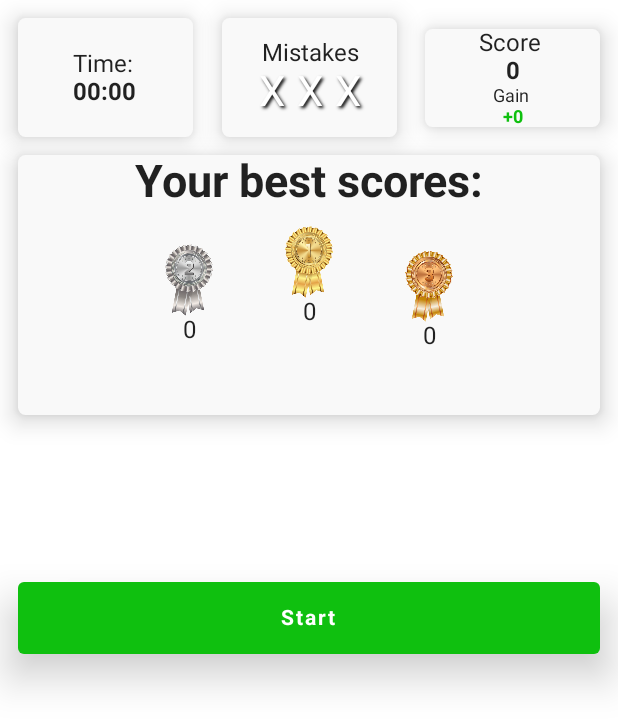
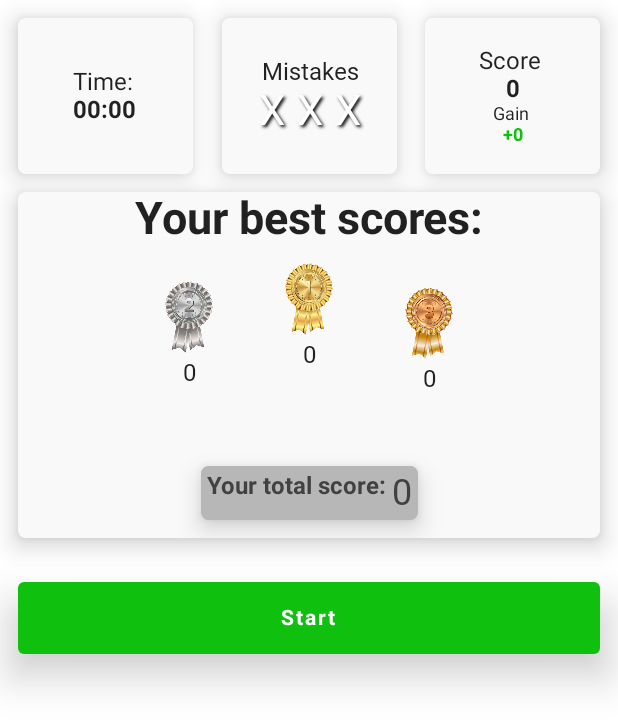
Before and after one commit to altaysoprano/TypingPracticeGame, an Android app built with Jetpack Compose: the screen it shows after launch (MainActivity), on a phone screen of 412 x 824 dp. Shown: the top 727 px of the screen. Run offline under Robolectric (Android 15) with nearby library versions, the phone set to English and light mode, and no system bars; our stand-ins replace Dagger/Hilt's generated code, Room's generated code; Roboto replaces fonts that are not available here.

Commit message:
total score added

```diff
--- a/app/src/main/java/com/example/typingpractice/MainScreen.kt
+++ b/app/src/main/java/com/example/typingpractice/MainScreen.kt
@@ -2,15 +2,12 @@ package com.example.typingpractice
 
 import android.util.Log
 import androidx.compose.foundation.background
-import androidx.compose.foundation.border
 import androidx.compose.foundation.layout.*
-import androidx.compose.foundation.shape.RoundedCornerShape
 import androidx.compose.foundation.text.KeyboardActions
 import androidx.compose.foundation.text.KeyboardOptions
 import androidx.compose.material.*
 import androidx.compose.material.OutlinedTextField
 import androidx.compose.runtime.*
-import androidx.compose.ui.Alignment
 import androidx.compose.ui.Alignment.Companion.Center
 import androidx.compose.ui.Alignment.Companion.CenterEnd
 import androidx.compose.ui.Alignment.Companion.CenterHorizontally
@@ -20,16 +17,12 @@ import androidx.compose.ui.ExperimentalComposeUiApi
 import androidx.compose.ui.Modifier
 import androidx.compose.ui.draw.alpha
 import androidx.compose.ui.focus.focusRequester
-import androidx.compose.ui.geometry.Offset
 import androidx.compose.ui.graphics.Color
-import androidx.compose.ui.graphics.Shadow
 import androidx.compose.ui.platform.LocalSoftwareKeyboardController
 import androidx.compose.ui.res.painterResource
-import androidx.compose.ui.text.TextStyle
 import androidx.compose.ui.text.font.FontWeight
 import androidx.compose.ui.text.input.ImeAction
 import androidx.compose.ui.unit.dp
-import androidx.compose.ui.unit.sp
 import androidx.hilt.navigation.compose.hiltViewModel
 import com.example.typingpractice.ui.*
 import kotlin.time.ExperimentalTime
@@ -42,7 +35,7 @@ fun MainScreen(
 ) {
     val number = viewModel.score.value
     val extraPoints = viewModel.extraPoints
-    val bestScores = viewModel.bestScores
+    val bestScores = viewModel.allScores
     val charachterCount = viewModel.charachterCount
     val isGameStarted = viewModel.isGameStarted.value
     val isPaused = viewModel.isPaused.value
@@ -142,6 +135,10 @@ fun MainScreen(
                             modifier = Modifier.padding(vertical = 8.dp),
                             fontWeight = FontWeight.Bold
                         )
+                        Icon(
+                            painter = painterResource(id = R.drawable.ic_pause),
+                            contentDescription = "Resume"
+                        )
                     }
                 } else {
                     Button(
@@ -156,6 +153,10 @@ fun MainScreen(
                             text = "Resume",
                             modifier = Modifier.padding(vertical = 8.dp),
                             fontWeight = FontWeight.Bold
+                        )
+                        Icon(
+                            painter = painterResource(id = R.drawable.ic_resume),
+                            contentDescription = "Resume"
                         )
                     }
                 }
@@ -203,6 +204,7 @@ fun MainScreen(
                 value = text,
                 onValueChange = {
                     text = it
+                    Log.d("Mesaj:", text.toString())
                     if (text == sentence[charachterCount].toString()) {
                         viewModel.increaseScore(5)
                         if (letterGroup[charachterCount].isTrue != Check.FALSE) {
@@ -237,7 +239,7 @@ fun MainScreen(
         Column(
             modifier = Modifier
                 .fillMaxWidth()
-                .fillMaxHeight(0.35f)
+                .fillMaxHeight(0.45f)
                 .padding(12.dp)
                 .align(TopCenter),
             horizontalAlignment = CenterHorizontally,
@@ -251,18 +253,24 @@ fun MainScreen(
                     TimeCounter(
                         timeText = timeText,
                         backgroundColor = MaterialTheme.colors.onBackground,
-                        modifier = Modifier.align(CenterStart).fillMaxWidth(0.3f)
+                        modifier = Modifier
+                            .align(CenterStart)
+                            .fillMaxWidth(0.3f)
                     )
                     Mistakes(
                         mistakeCount = mistakeCount,
                         backgroundColor = MaterialTheme.colors.onBackground,
-                        modifier = Modifier.align(Center).fillMaxWidth(0.3f)
+                        modifier = Modifier
+                            .align(Center)
+                            .fillMaxWidth(0.3f)
                     )
                     ScoreBoard(
                         number = number,
                         extraPoints = extraPoints,
                         backgroundColor = MaterialTheme.colors.onBackground,
-                        modifier = Modifier.align(CenterEnd).fillMaxWidth(0.3f)
+                        modifier = Modifier
+                            .align(CenterEnd)
+                            .fillMaxWidth(0.3f)
                     )
                     ScoreAlertDialog(
                         score = number,
@@ -276,7 +284,8 @@ fun MainScreen(
                         .fillMaxSize()
                         .padding(top = 12.dp),
                     backgroundColor = MaterialTheme.colors.onBackground,
-                     bestScores = bestScores.value.bestScores
+                     bestScores = bestScores.value.allScores,
+                    totalScore = bestScores.value.totalScore
                 )
             }
         }
--- a/app/src/main/java/com/example/typingpractice/ui/BestScoresCard.kt
+++ b/app/src/main/java/com/example/typingpractice/ui/BestScoresCard.kt
@@ -1,25 +1,33 @@
 package com.example.typingpractice.ui
 
+import android.widget.Space
 import com.example.typingpractice.R
 import androidx.compose.foundation.Image
 import androidx.compose.foundation.border
 import androidx.compose.foundation.layout.*
 import androidx.compose.foundation.shape.RoundedCornerShape
 import androidx.compose.material.Card
+import androidx.compose.material.MaterialTheme
 import androidx.compose.material.Text
 import androidx.compose.runtime.Composable
 import androidx.compose.ui.Alignment
+import androidx.compose.ui.Alignment.Companion.Bottom
 import androidx.compose.ui.Modifier
 import androidx.compose.ui.graphics.Color
 import androidx.compose.ui.res.painterResource
 import androidx.compose.ui.text.font.FontWeight.Companion.Bold
+import androidx.compose.ui.text.style.TextAlign
 import androidx.compose.ui.unit.dp
 import androidx.compose.ui.unit.sp
 import com.example.typingpractice.data.Score
 
 @Composable
-fun BestScoresCard(modifier: Modifier, backgroundColor: Color, bestScores: List<Score>) {
-
+fun BestScoresCard(
+    modifier: Modifier,
+    backgroundColor: Color,
+    bestScores: List<Score>,
+    totalScore: Int
+) {
     Card(
         modifier = modifier,
         shape = RoundedCornerShape(5.dp),
@@ -33,7 +41,6 @@ fun BestScoresCard(modifier: Modifier, backgroundColor: Color, bestScores: List<
             Text("Your best scores:", fontSize = 30.sp, fontWeight = Bold)
             Row(
                 modifier = Modifier
-                    .fillMaxSize()
                     .padding(12.dp),
                 horizontalArrangement = Arrangement.Center,
                 verticalAlignment = Alignment.CenterVertically
@@ -49,7 +56,12 @@ fun BestScoresCard(modifier: Modifier, backgroundColor: Color, bestScores: List<
                         contentDescription = "Silver Medal",
                         modifier = Modifier.size(48.dp)
                     )
-                    Text(bestScores[1].score.toString())
+                    Spacer(modifier = Modifier.height(4.dp))
+                    Text(
+                        bestScores[1].score.toString(),
+                        style = MaterialTheme.typography.h1,
+                        fontSize = 16.sp
+                    )
                 }
                 Spacer(modifier = Modifier.width(32.dp))
                 Column(
@@ -63,7 +75,12 @@ fun BestScoresCard(modifier: Modifier, backgroundColor: Color, bestScores: List<
                         contentDescription = "Gold Medal",
                         modifier = Modifier.size(48.dp)
                     )
-                    Text(bestScores[0].score.toString())
+                    Spacer(modifier = Modifier.height(4.dp))
+                    Text(
+                        bestScores[0].score.toString(),
+                        style = MaterialTheme.typography.h1,
+                        fontSize = 16.sp
+                    )
                 }
                 Spacer(modifier = Modifier.width(32.dp))
                 Column(
@@ -77,7 +94,39 @@ fun BestScoresCard(modifier: Modifier, backgroundColor: Color, bestScores: List<
                         contentDescription = "Bronze Medal",
                         modifier = Modifier.size(48.dp)
                     )
-                    Text(text = bestScores[2].score.toString())
+                    Spacer(modifier = Modifier.height(4.dp))
+                    Text(
+                        text = bestScores[2].score.toString(),
+                        style = MaterialTheme.typography.h1,
+                        fontSize = 16.sp
+                    )
+                }
+                Spacer(modifier = Modifier.height(20.dp))
+            }
+            Card() {
+                Text("Your total score: $totalScore")
+            }
+        }
+        Row(
+            verticalAlignment = Bottom,
+            horizontalArrangement = Arrangement.Center,
+            modifier = Modifier.padding(bottom = 12.dp)
+        ) {
+            Card(
+                shape = RoundedCornerShape(5.dp),
+                elevation = 10.dp,
+                backgroundColor = MaterialTheme.colors.secondaryVariant
+            ) {
+                Row(modifier = Modifier.padding(4.dp)) {
+                    Text(
+                        text = "Your total score: ",
+                        fontWeight = Bold
+                    )
+                    Text(
+                        text = "$totalScore",
+                        style = MaterialTheme.typography.h1,
+                        fontSize = 24.sp
+                    )
                 }
             }
         }
--- a/app/src/main/java/com/example/typingpractice/ui/BestScoresState.kt
+++ b/app/src/main/java/com/example/typingpractice/ui/BestScoresState.kt
@@ -3,5 +3,6 @@ package com.example.typingpractice.ui
 import com.example.typingpractice.data.Score
 
 data class BestScoresState(
-    val bestScores: List<Score> = listOf(Score(0, 0), Score(0, 0), Score(0, 0))
+    val allScores: List<Score> = listOf(Score(0, 0), Score(0, 0), Score(0, 0)),
+    val totalScore: Int = 0
 )
--- a/app/src/main/java/com/example/typingpractice/ui/MainScreenViewModel.kt
+++ b/app/src/main/java/com/example/typingpractice/ui/MainScreenViewModel.kt
@@ -1,5 +1,6 @@
 package com.example.typingpractice.ui
 
+import android.util.Log
 import androidx.compose.runtime.*
 import androidx.compose.ui.focus.FocusRequester
 import androidx.lifecycle.ViewModel
@@ -19,7 +20,6 @@ import kotlin.time.ExperimentalTime
 class MainScreenViewModel @Inject constructor(
     private val getScores: GetScores,
     private val insertScore: InsertScore,
-    private val deleteAllScores: DeleteAllScores
 ) : ViewModel() {
 
     var extraPoints = 0
@@ -34,8 +34,8 @@ class MainScreenViewModel @Inject constructor(
     private val _sentence: MutableState<String> = mutableStateOf("")
     val sentence = _sentence
 
-    private var _bestScores: MutableState<BestScoresState> = mutableStateOf(BestScoresState())
-    var bestScores = _bestScores
+    private var _allScores: MutableState<BestScoresState> = mutableStateOf(BestScoresState())
+    var allScores = _allScores
 
     private val _letterGroup = mutableStateListOf<Letter>()
     val letterGroup: MutableList<Letter> = _letterGroup
@@ -110,8 +110,12 @@ class MainScreenViewModel @Inject constructor(
 
     private fun getAllScores() {
         viewModelScope.launch {
-            _bestScores.value = _bestScores.value.copy(
-                bestScores = getScores()
+            val allScores = getScores()
+            var totalScore = 0
+            allScores.forEach { totalScore += it.score }
+            _allScores.value = _allScores.value.copy(
+                allScores = allScores,
+                totalScore = totalScore
             )
         }
     }
--- a/app/src/main/java/com/example/typingpractice/ui/Mistakes.kt
+++ b/app/src/main/java/com/example/typingpractice/ui/Mistakes.kt
@@ -1,11 +1,14 @@
 package com.example.typingpractice.ui
 
+import androidx.compose.foundation.border
 import androidx.compose.foundation.layout.*
 import androidx.compose.foundation.shape.RoundedCornerShape
 import androidx.compose.material.Card
+import androidx.compose.material.MaterialTheme
 import androidx.compose.material.Text
 import androidx.compose.runtime.Composable
 import androidx.compose.ui.Alignment
+import androidx.compose.ui.Alignment.Companion.CenterHorizontally
 import androidx.compose.ui.Modifier
 import androidx.compose.ui.geometry.Offset
 import androidx.compose.ui.graphics.Color
@@ -28,10 +31,12 @@ fun Mistakes(mistakeCount: Int, backgroundColor: Color, modifier: Modifier) {
         ) {
             Column(modifier = Modifier.align(Alignment.Center)) {
                 Text(
-                    modifier = Modifier.align(Alignment.CenterHorizontally),
-                    text = "Mistakes"
+                    modifier = Modifier.align(CenterHorizontally),
+                    text = "Mistakes",
+                    style = MaterialTheme.typography.h1,
+                    fontSize = 16.sp
                 )
-                Row(horizontalArrangement = Arrangement.Center) {
+                Row(horizontalArrangement = Arrangement.Center, modifier = Modifier.align(CenterHorizontally)) {
                     Text(
                         modifier = Modifier.padding(end = 8.dp),
                         color = if (mistakeCount > 0) Color.Red else Color.White,
--- a/app/src/main/java/com/example/typingpractice/ui/ScoreBoard.kt
+++ b/app/src/main/java/com/example/typingpractice/ui/ScoreBoard.kt
@@ -1,9 +1,6 @@
 package com.example.typingpractice.ui
 
-import androidx.compose.foundation.layout.Box
-import androidx.compose.foundation.layout.Column
-import androidx.compose.foundation.layout.fillMaxWidth
-import androidx.compose.foundation.layout.padding
+import androidx.compose.foundation.layout.*
 import androidx.compose.foundation.shape.RoundedCornerShape
 import androidx.compose.material.Card
 import androidx.compose.material.Text
@@ -27,6 +24,7 @@ fun ScoreBoard(number: Int, extraPoints: Int, backgroundColor: Color, modifier:
     ) {
         Box(
             modifier = Modifier
+                .fillMaxHeight()
         ) {
             Column(
                 modifier = Modifier
--- a/app/src/main/java/com/example/typingpractice/ui/theme/Theme.kt
+++ b/app/src/main/java/com/example/typingpractice/ui/theme/Theme.kt
@@ -15,7 +15,8 @@ private val DarkColorPalette = darkColors(
     onSurface = white50,
     secondary = white700,
     onSecondary = white850,
-    onPrimary = white100
+    onPrimary = white100,
+    secondaryVariant = white500
 )
 
 private val LightColorPalette = lightColors(
@@ -26,7 +27,8 @@ private val LightColorPalette = lightColors(
     onSurface = white50,
     secondary = white700,
     onSecondary = white850,
-    onPrimary = white100
+    onPrimary = white100,
+    secondaryVariant = white400
 )
 
 @Composable
--- /dev/null
+++ b/app/src/main/res/drawable/ic_pause.xml
@@ -0,0 +1,10 @@
+<vector xmlns:android="http://schemas.android.com/apk/res/android"
+    android:width="24dp"
+    android:height="24dp"
+    android:viewportWidth="24"
+    android:viewportHeight="24"
+    android:tint="?attr/colorControlNormal">
+  <path
+      android:fillColor="@android:color/white"
+      android:pathData="M6,19h4L10,5L6,5v14zM14,5v14h4L18,5h-4z"/>
+</vector>
--- /dev/null
+++ b/app/src/main/res/drawable/ic_resume.xml
@@ -0,0 +1,10 @@
+<vector xmlns:android="http://schemas.android.com/apk/res/android"
+    android:width="24dp"
+    android:height="24dp"
+    android:viewportWidth="24"
+    android:viewportHeight="24"
+    android:tint="?attr/colorControlNormal">
+  <path
+      android:fillColor="@android:color/white"
+      android:pathData="M8,5v14l11,-7z"/>
+</vector>
```
Also changed, not shown: app/build.gradle (+0 -7 lines).
